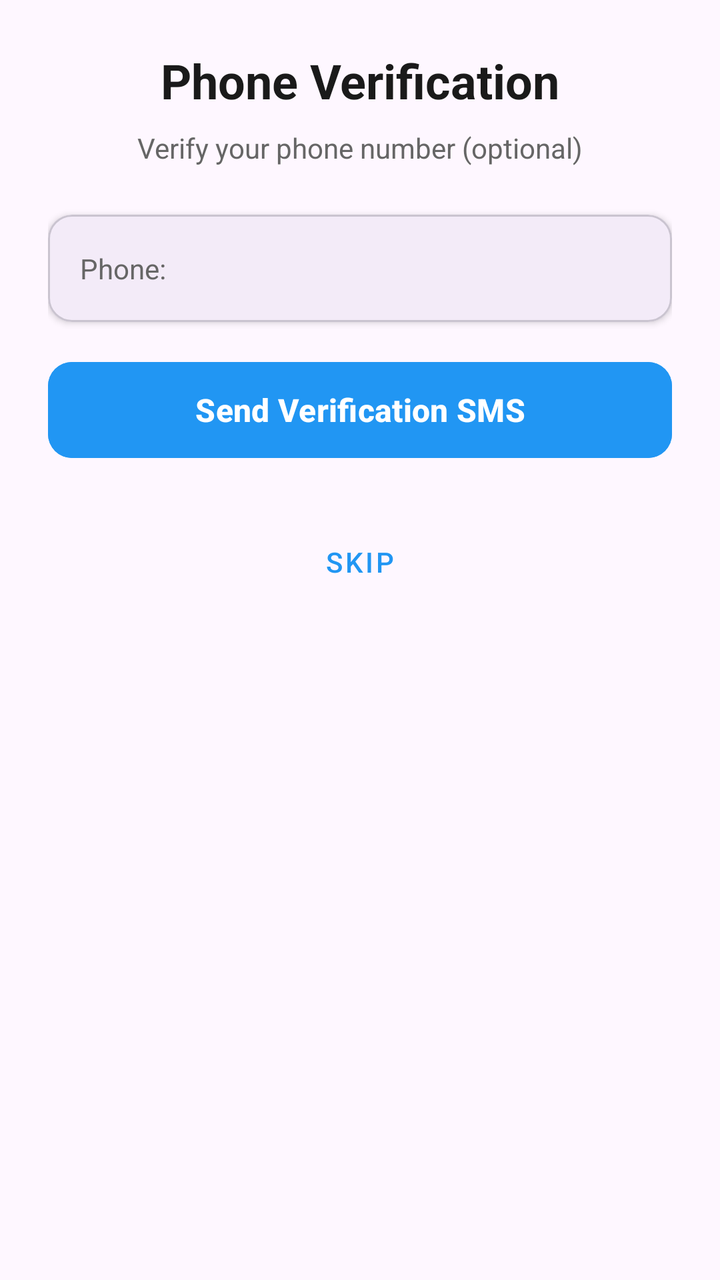
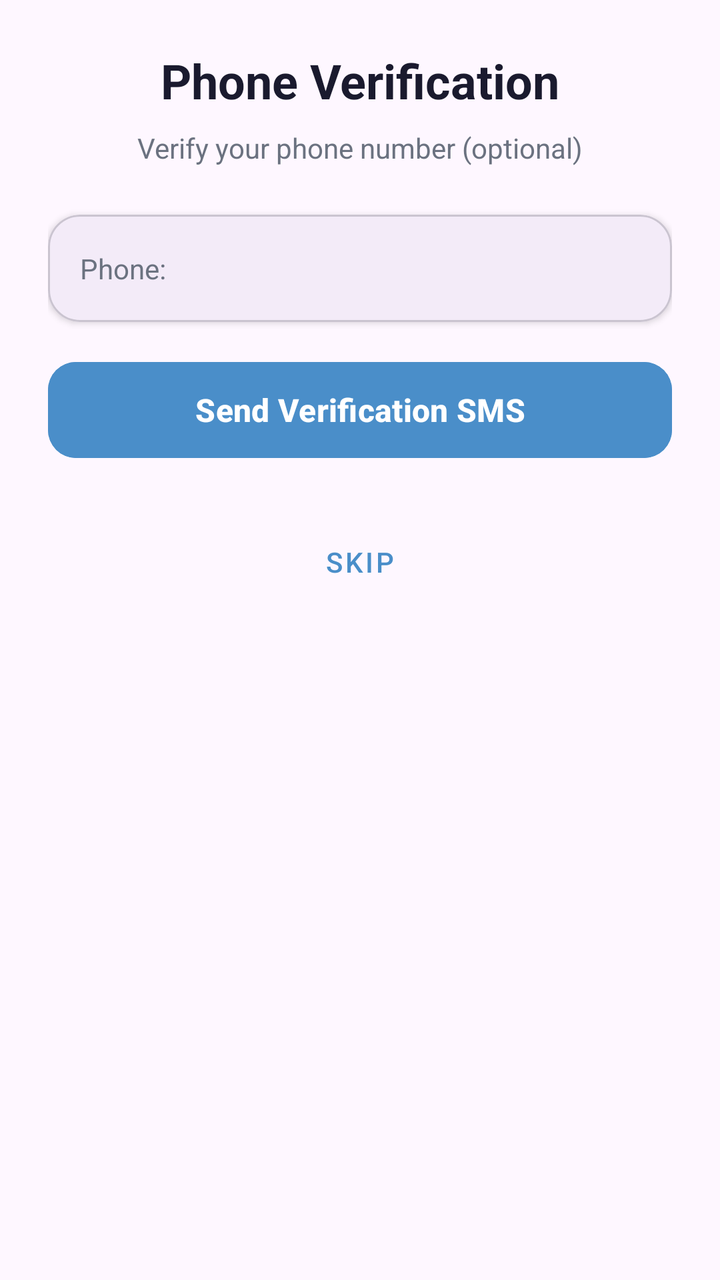

Compare the two renders of this Android layout. The source of the first and the diff that turns it into the second are given below.
<!-- AndroidManifest.xml: application theme Theme.MainProj -->
<!-- res/layout/fragment_step4_verify.xml -->
<?xml version="1.0" encoding="utf-8"?>
<androidx.constraintlayout.widget.ConstraintLayout xmlns:android="http://schemas.android.com/apk/res/android"
    xmlns:app="http://schemas.android.com/apk/res-auto"
    android:layout_width="match_parent"
    android:layout_height="match_parent"
    android:padding="24dp">

    <TextView
        android:id="@+id/tvTitle"
        android:layout_width="wrap_content"
        android:layout_height="wrap_content"
        android:text="Phone Verification"
        android:textColor="#1A1A1A"
        android:textSize="24sp"
        android:textStyle="bold"
        app:layout_constraintEnd_toEndOf="parent"
        app:layout_constraintStart_toStartOf="parent"
        app:layout_constraintTop_toTopOf="parent" />

    <TextView
        android:id="@+id/tvSubtitle"
        android:layout_width="wrap_content"
        android:layout_height="wrap_content"
        android:layout_marginTop="8dp"
        android:text="Verify your phone number (optional)"
        android:textColor="#666666"
        android:textSize="14sp"
        app:layout_constraintEnd_toEndOf="parent"
        app:layout_constraintStart_toStartOf="parent"
        app:layout_constraintTop_toBottomOf="@id/tvTitle" />

    <com.google.android.material.card.MaterialCardView
        android:id="@+id/cardPhone"
        android:layout_width="0dp"
        android:layout_height="wrap_content"
        android:layout_marginTop="24dp"
        app:cardCornerRadius="12dp"
        app:cardElevation="2dp"
        app:layout_constraintEnd_toEndOf="parent"
        app:layout_constraintStart_toStartOf="parent"
        app:layout_constraintTop_toBottomOf="@id/tvSubtitle">

        <LinearLayout
            android:layout_width="match_parent"
            android:layout_height="wrap_content"
            android:orientation="horizontal"
            android:padding="16dp"
            android:gravity="center_vertical">

            <TextView
                android:layout_width="0dp"
                android:layout_height="wrap_content"
                android:layout_weight="1"
                android:text="Phone:"
                android:textColor="#666666"
                android:textSize="14sp" />

            <TextView
                android:id="@+id/tvPhoneNumber"
                android:layout_width="wrap_content"
                android:layout_height="wrap_content"
                android:textColor="#1A1A1A"
                android:textSize="16sp" />

        </LinearLayout>
    </com.google.android.material.card.MaterialCardView>

    <com.google.android.material.button.MaterialButton
        android:id="@+id/btnSendSms"
        android:layout_width="0dp"
        android:layout_height="56dp"
        android:layout_marginTop="16dp"
        android:backgroundTint="#2196F3"
        android:text="Send Verification SMS"
        android:textColor="#FFFFFF"
        android:textSize="16sp"
        android:textStyle="bold"
        app:cornerRadius="12dp"
        app:layout_constraintEnd_toEndOf="parent"
        app:layout_constraintStart_toStartOf="parent"
        app:layout_constraintTop_toBottomOf="@id/cardPhone" />

    <ProgressBar
        android:id="@+id/progressBar"
        android:layout_width="wrap_content"
        android:layout_height="wrap_content"
        android:visibility="gone"
        app:layout_constraintBottom_toBottomOf="@id/btnSendSms"
        app:layout_constraintEnd_toEndOf="@id/btnSendSms"
        app:layout_constraintStart_toStartOf="@id/btnSendSms"
        app:layout_constraintTop_toTopOf="@id/btnSendSms" />

    <com.google.android.material.textfield.TextInputLayout
        android:id="@+id/tilVerificationCode"
        style="@style/Widget.MaterialComponents.TextInputLayout.OutlinedBox"
        android:layout_width="0dp"
        android:layout_height="wrap_content"
        android:layout_marginTop="16dp"
        android:hint="Verification Code"
        android:visibility="gone"
        app:boxCornerRadiusBottomEnd="12dp"
        app:boxCornerRadiusBottomStart="12dp"
        app:boxCornerRadiusTopEnd="12dp"
        app:boxCornerRadiusTopStart="12dp"
        app:boxStrokeColor="#2196F3"
        app:hintTextColor="#666666"
        app:layout_constraintEnd_toEndOf="parent"
        app:layout_constraintStart_toStartOf="parent"
        app:layout_constraintTop_toBottomOf="@id/btnSendSms">

        <com.google.android.material.textfield.TextInputEditText
            android:id="@+id/etVerificationCode"
            android:layout_width="match_parent"
            android:layout_height="wrap_content"
            android:inputType="number"
            android:padding="16dp"
            android:textColor="#1A1A1A"
            android:textSize="16sp" />
    </com.google.android.material.textfield.TextInputLayout>

    <com.google.android.material.button.MaterialButton
        android:id="@+id/btnVerify"
        android:layout_width="0dp"
        android:layout_height="56dp"
        android:layout_marginTop="16dp"
        android:backgroundTint="#4CAF50"
        android:text="Verify"
        android:textColor="#FFFFFF"
        android:textSize="16sp"
        android:textStyle="bold"
        android:visibility="gone"
        app:cornerRadius="12dp"
        app:layout_constraintEnd_toEndOf="parent"
        app:layout_constraintStart_toStartOf="parent"
        app:layout_constraintTop_toBottomOf="@id/tilVerificationCode" />

    <TextView
        android:id="@+id/tvVerified"
        android:layout_width="wrap_content"
        android:layout_height="wrap_content"
        android:layout_marginTop="16dp"
        android:text="✓ Phone verified!"
        android:textColor="#4CAF50"
        android:textSize="16sp"
        android:textStyle="bold"
        android:visibility="gone"
        app:layout_constraintEnd_toEndOf="parent"
        app:layout_constraintStart_toStartOf="parent"
        app:layout_constraintTop_toBottomOf="@id/btnVerify" />

    <com.google.android.material.button.MaterialButton
        android:id="@+id/btnSkip"
        style="@style/Widget.MaterialComponents.Button.TextButton"
        android:layout_width="wrap_content"
        android:layout_height="wrap_content"
        android:layout_marginTop="24dp"
        android:text="Skip"
        android:textColor="#2196F3"
        app:layout_constraintEnd_toEndOf="parent"
        app:layout_constraintStart_toStartOf="parent"
        app:layout_constraintTop_toBottomOf="@id/tvVerified" />

</androidx.constraintlayout.widget.ConstraintLayout>
<!-- resources referenced by this layout -->
<resources>
  <style name="Theme.MainProj" parent="Theme.Material3.DayNight.NoActionBar">
              <item name="inputStrokeColor">@color/input_stroke_color_light</item>
              <item name="buttonPrimary">@color/button_primary_light</item>
              <item name="textSecondary">@color/text_secondary_light</item>
  
              <item name="buttonGoogleBg">@color/button_google_bg_light</item>
              <item name="buttonGoogleText">@color/button_google_text_light</item>
              <item name="buttonGoogleStroke">@color/button_google_stroke_light</item>
          </style>
  <color name="input_stroke_color_light">#667eea</color>
  <color name="button_primary_light">#667eea</color>
  <color name="text_secondary_light">#666666</color>
  <color name="button_google_bg_light">#FFFFFF</color>
  <color name="button_google_text_light">#333333</color>
  <color name="button_google_stroke_light">#e0e0e0</color>
</resources>

<!-- the commit's change to res/layout/fragment_step4_verify.xml (unified diff, before → after) -->
@@ -10,7 +10,7 @@
         android:layout_width="wrap_content"
         android:layout_height="wrap_content"
         android:text="Phone Verification"
-        android:textColor="#1A1A1A"
+        android:textColor="@color/colorTextPrimary"
         android:textSize="24sp"
         android:textStyle="bold"
         app:layout_constraintEnd_toEndOf="parent"
@@ -23,7 +23,7 @@
         android:layout_height="wrap_content"
         android:layout_marginTop="8dp"
         android:text="Verify your phone number (optional)"
-        android:textColor="#666666"
+        android:textColor="@color/colorTextSecondary"
         android:textSize="14sp"
         app:layout_constraintEnd_toEndOf="parent"
         app:layout_constraintStart_toStartOf="parent"
@@ -34,7 +34,7 @@
         android:layout_width="0dp"
         android:layout_height="wrap_content"
         android:layout_marginTop="24dp"
-        app:cardCornerRadius="12dp"
+        app:cardCornerRadius="16dp"
         app:cardElevation="2dp"
         app:layout_constraintEnd_toEndOf="parent"
         app:layout_constraintStart_toStartOf="parent"
@@ -52,14 +52,14 @@
                 android:layout_height="wrap_content"
                 android:layout_weight="1"
                 android:text="Phone:"
-                android:textColor="#666666"
+                android:textColor="@color/colorTextSecondary"
                 android:textSize="14sp" />
 
             <TextView
                 android:id="@+id/tvPhoneNumber"
                 android:layout_width="wrap_content"
                 android:layout_height="wrap_content"
-                android:textColor="#1A1A1A"
+                android:textColor="@color/colorTextPrimary"
                 android:textSize="16sp" />
 
         </LinearLayout>
@@ -70,12 +70,12 @@
         android:layout_width="0dp"
         android:layout_height="56dp"
         android:layout_marginTop="16dp"
-        android:backgroundTint="#2196F3"
+        android:backgroundTint="@color/colorPrimary"
         android:text="Send Verification SMS"
-        android:textColor="#FFFFFF"
+        android:textColor="@color/colorTextOnPrimary"
         android:textSize="16sp"
         android:textStyle="bold"
-        app:cornerRadius="12dp"
+        app:cornerRadius="14dp"
         app:layout_constraintEnd_toEndOf="parent"
         app:layout_constraintStart_toStartOf="parent"
         app:layout_constraintTop_toBottomOf="@id/cardPhone" />
@@ -102,8 +102,8 @@
         app:boxCornerRadiusBottomStart="12dp"
         app:boxCornerRadiusTopEnd="12dp"
         app:boxCornerRadiusTopStart="12dp"
-        app:boxStrokeColor="#2196F3"
-        app:hintTextColor="#666666"
+        app:boxStrokeColor="@color/colorPrimary"
+        app:hintTextColor="@color/colorTextSecondary"
         app:layout_constraintEnd_toEndOf="parent"
         app:layout_constraintStart_toStartOf="parent"
         app:layout_constraintTop_toBottomOf="@id/btnSendSms">
@@ -114,7 +114,7 @@
             android:layout_height="wrap_content"
             android:inputType="number"
             android:padding="16dp"
-            android:textColor="#1A1A1A"
+            android:textColor="@color/colorTextPrimary"
             android:textSize="16sp" />
     </com.google.android.material.textfield.TextInputLayout>
 
@@ -123,13 +123,13 @@
         android:layout_width="0dp"
         android:layout_height="56dp"
         android:layout_marginTop="16dp"
-        android:backgroundTint="#4CAF50"
+        android:backgroundTint="@color/colorAddFab"
         android:text="Verify"
-        android:textColor="#FFFFFF"
+        android:textColor="@color/colorTextOnPrimary"
         android:textSize="16sp"
         android:textStyle="bold"
         android:visibility="gone"
-        app:cornerRadius="12dp"
+        app:cornerRadius="14dp"
         app:layout_constraintEnd_toEndOf="parent"
         app:layout_constraintStart_toStartOf="parent"
         app:layout_constraintTop_toBottomOf="@id/tilVerificationCode" />
@@ -140,7 +140,7 @@
         android:layout_height="wrap_content"
         android:layout_marginTop="16dp"
         android:text="✓ Phone verified!"
-        android:textColor="#4CAF50"
+        android:textColor="@color/colorAddFab"
         android:textSize="16sp"
         android:textStyle="bold"
         android:visibility="gone"
@@ -155,7 +155,7 @@
         android:layout_height="wrap_content"
         android:layout_marginTop="24dp"
         android:text="Skip"
-        android:textColor="#2196F3"
+        android:textColor="@color/colorPrimary"
         app:layout_constraintEnd_toEndOf="parent"
         app:layout_constraintStart_toStartOf="parent"
         app:layout_constraintTop_toBottomOf="@id/tvVerified" />
<!-- resource entries referenced after the edit -->
@@ -1,5 +1,10 @@
 <!-- resources referenced by this layout -->
 <resources>
+  <color name="colorAddFab">#5A8F6B</color>
+  <color name="colorPrimary">#4A8EC9</color>
+  <color name="colorTextOnPrimary">#FFFFFF</color>
+  <color name="colorTextPrimary">#1A1A2E</color>
+  <color name="colorTextSecondary">#6B7280</color>
   <style name="Theme.MainProj" parent="Theme.Material3.DayNight.NoActionBar">
               <item name="inputStrokeColor">@color/input_stroke_color_light</item>
               <item name="buttonPrimary">@color/button_primary_light</item>
